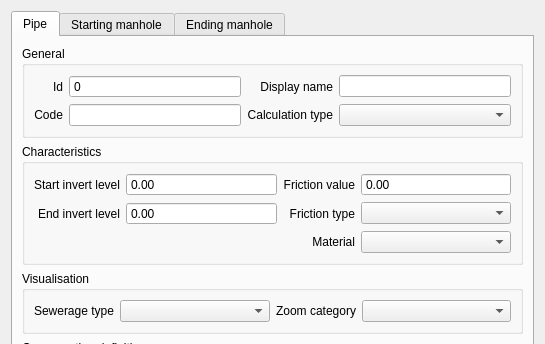
First picture: the form in threedi_model_builder/forms/ui/pipe.ui, repository nens/threedi-schematisation-editor, before the edit; both pictures show x 0 to 545 and y 0 to 344 of the 545 by 554 pixel window.
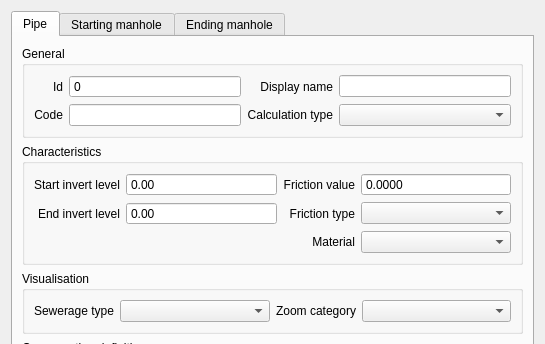
Second picture: the form after the edit. Custom widgets are drawn as their Qt base class.

The edit to the form file:
```diff
--- a/threedi_model_builder/forms/ui/pipe.ui
+++ b/threedi_model_builder/forms/ui/pipe.ui
@@ -186,6 +186,9 @@
             <property name="buttonSymbols">
              <enum>QAbstractSpinBox::NoButtons</enum>
             </property>
+            <property name="decimals">
+             <number>4</number>
+            </property>
             <property name="maximum">
              <double>1000000.000000000000000</double>
             </property>
```
Left out of the diff: 132 changed lines with no effect on the pictures.
